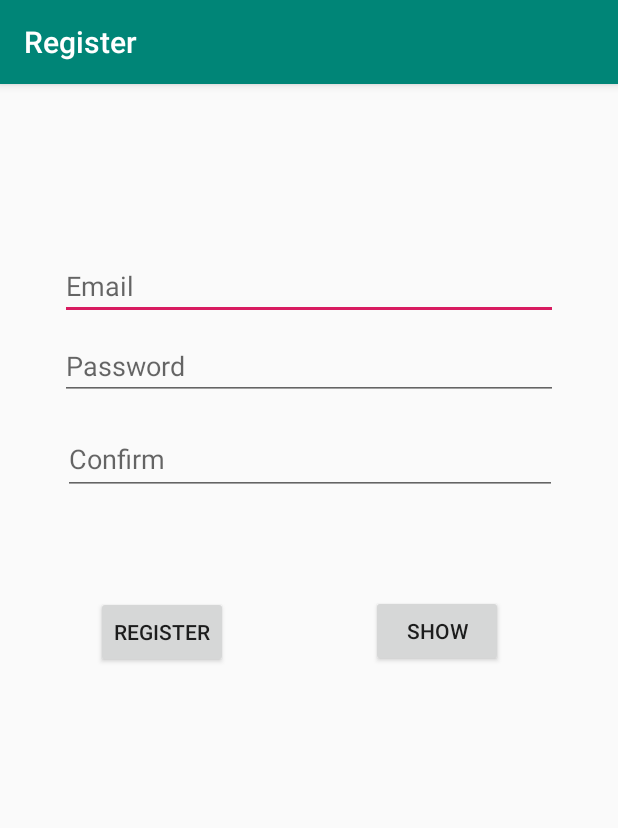
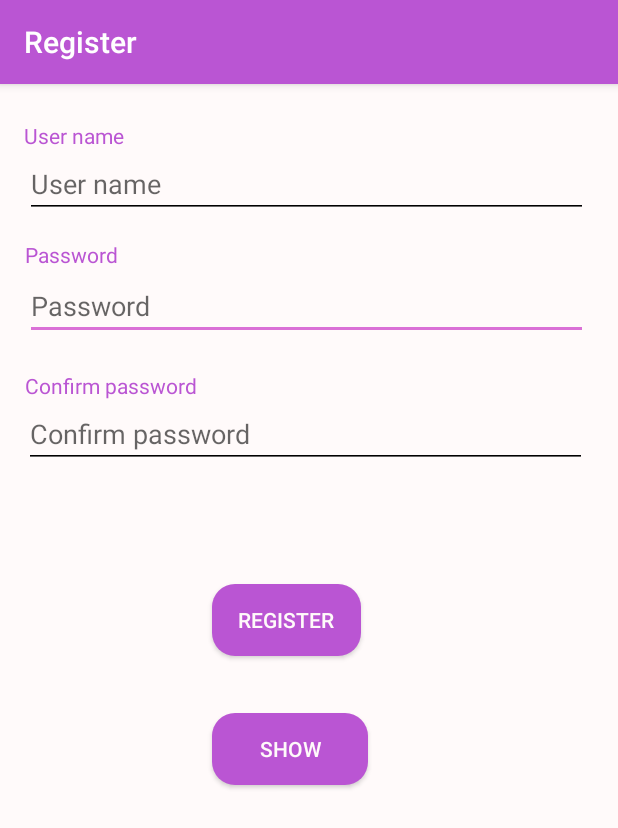
Before and after one commit to Study-Space-Booking/Study_Space_Booking_Android_App, an Android app: the RegisterActivity screen opened directly, with no data from a screen before it, on a phone screen of 412 x 824 dp. Shown: the top 828 px of the screen. Run offline under Robolectric (Android 15) with nearby library versions, the phone set to English and light mode, and no system bars.

Commit message:
make some changes

```diff
--- a/app/src/main/AndroidManifest.xml
+++ b/app/src/main/AndroidManifest.xml
@@ -1,7 +1,6 @@
 <?xml version="1.0" encoding="utf-8"?>
 <manifest xmlns:android="http://schemas.android.com/apk/res/android"
     package="com.placeholder.study_space_booking_android_app">
-
     <application
         android:allowBackup="true"
         android:icon="@mipmap/ic_launcher"
@@ -11,7 +10,7 @@
         android:theme="@style/AppTheme">
         <activity
             android:name=".Features.SignIn.Activity.SignInActivity"
-            android:label="@string/title_activity_login" />
+            android:label="Sign in" />
         <activity
             android:name=".Features.Register.Activity.RegisterActivity"
             android:label="Register" />
@@ -23,5 +22,4 @@
             </intent-filter>
         </activity>
     </application>
-
 </manifest>
--- a/app/src/main/java/com/placeholder/study_space_booking_android_app/Features/Register/Activity/RegisterActivity.java
+++ b/app/src/main/java/com/placeholder/study_space_booking_android_app/Features/Register/Activity/RegisterActivity.java
@@ -9,6 +9,7 @@ import android.widget.Toast;
 
 import androidx.appcompat.app.AlertDialog;
 import androidx.appcompat.app.AppCompatActivity;
+import androidx.appcompat.widget.Toolbar;
 
 
 import com.placeholder.study_space_booking_android_app.R;
@@ -27,11 +28,14 @@ public class RegisterActivity extends AppCompatActivity {
     EditText editConfirmPassword;
     Button registerButton;
     Button showButton;
+    //Toolbar toolbar;
 
     @Override
     protected void onCreate(Bundle savedInstanceState) {
+        //toolbar = findViewById(R.id.toolbar);
         super.onCreate(savedInstanceState);
         setContentView(R.layout.activity_register);
+        //setSupportActionBar(toolbar);
         //Toolbar toolbar = findViewById(R.id.register_toolbar);
         //setSupportActionBar(toolbar);
         final DBUserInformationManager dbUserInformationManager = DBUserInformationManager.getInstance();
--- a/app/src/main/java/com/placeholder/study_space_booking_android_app/MainActivity.java
+++ b/app/src/main/java/com/placeholder/study_space_booking_android_app/MainActivity.java
@@ -1,6 +1,7 @@
 package com.placeholder.study_space_booking_android_app;
 
 import androidx.appcompat.app.AppCompatActivity;
+import androidx.appcompat.widget.Toolbar;
 
 import android.content.Intent;
 import android.os.Bundle;
@@ -11,10 +12,12 @@ import com.placeholder.study_space_booking_android_app.R;
 import com.placeholder.study_space_booking_android_app.Features.SignIn.Activity.SignInActivity;
 
 public class MainActivity extends AppCompatActivity {
-
+    //private Toolbar toolbar;
     // private appApi mApi
     @Override
     protected void onCreate(Bundle savedInstanceState) {
+        //toolbar = findViewById(R.id.toolbar);
+        //setSupportActionBar(toolbar);
         super.onCreate(savedInstanceState);
         setContentView(R.layout.activity_main);
         Button button = (Button) findViewById(R.id.button_go_to_sign_in);
--- /dev/null
+++ b/app/src/main/res/drawable/button_background.xml
@@ -0,0 +1,5 @@
+<?xml version="1.0" encoding="utf-8"?>
+<shape xmlns:android="http://schemas.android.com/apk/res/android" android:shape="rectangle">
+    <solid android:color="@color/colorPrimary"/>
+    <corners android:radius="15dp"/>
+</shape>
--- a/app/src/main/res/layout/activity_register.xml
+++ b/app/src/main/res/layout/activity_register.xml
@@ -5,60 +5,116 @@
     android:id="@+id/container"
     android:layout_width="match_parent"
     android:layout_height="match_parent"
-    android:paddingLeft="@dimen/activity_horizontal_margin"
-    android:paddingTop="@dimen/activity_vertical_margin"
-    android:paddingRight="@dimen/activity_horizontal_margin"
-    android:paddingBottom="@dimen/activity_vertical_margin"
     tools:context=".Features.Register.Activity.RegisterActivity">
 
-    <EditText
-        android:id="@+id/username_register"
-        android:layout_width="0dp"
+
+    <TextView
+        android:id="@+id/password"
+        android:layout_width="69dp"
+        android:layout_height="22dp"
+        android:layout_marginTop="15dp"
+        android:layout_marginBottom="11dp"
+        android:text="@string/password"
+        android:textColor="@color/colorPrimary"
+        app:layout_constraintBottom_toTopOf="@+id/password_register"
+        app:layout_constraintEnd_toEndOf="parent"
+        app:layout_constraintHorizontal_bias="0.049"
+        app:layout_constraintStart_toStartOf="parent"
+        app:layout_constraintTop_toBottomOf="@+id/username_register"
+        app:layout_constraintVertical_bias="0.083" />
+
+    <TextView
+        android:id="@+id/confirm_password"
+        android:layout_width="134dp"
+        android:layout_height="24dp"
+        android:layout_marginTop="27dp"
+        android:text="@string/confirm_password"
+        android:textColor="@color/colorPrimary"
+        app:layout_constraintBottom_toTopOf="@+id/confirm_password_register"
+        app:layout_constraintEnd_toEndOf="parent"
+        app:layout_constraintHorizontal_bias="0.061"
+        app:layout_constraintStart_toStartOf="parent"
+        app:layout_constraintTop_toBottomOf="@+id/password_register"
+        app:layout_constraintVertical_bias="0.647" />
+
+    <TextView
+        android:id="@+id/user_name"
+        android:layout_width="wrap_content"
         android:layout_height="wrap_content"
-        android:layout_marginStart="24dp"
-        android:layout_marginTop="96dp"
-        android:layout_marginEnd="24dp"
-
-        android:hint="@string/prompt_email"
-        android:inputType="textEmailAddress"
-        android:selectAllOnFocus="true"
+        android:text="@string/user_name"
+        android:textColor="@color/colorPrimary"
+        app:layout_constraintBottom_toTopOf="@+id/username_register"
         app:layout_constraintEnd_toEndOf="parent"
+        app:layout_constraintHorizontal_bias="0.046"
         app:layout_constraintStart_toStartOf="parent"
-        app:layout_constraintTop_toTopOf="parent" />
+        app:layout_constraintTop_toTopOf="parent"
+        app:layout_constraintVertical_bias="1.0" />
 
     <EditText
         android:id="@+id/password_register"
-        android:layout_width="0dp"
-        android:layout_height="wrap_content"
+        android:layout_width="375dp"
+        android:layout_height="45dp"
         android:layout_marginStart="24dp"
-        android:layout_marginTop="8dp"
+        android:layout_marginTop="36dp"
         android:layout_marginEnd="24dp"
 
-        android:hint="@string/prompt_password"
-        android:imeActionLabel="@string/action_sign_in_short"
+        android:hint="@string/password"
         android:imeOptions="actionDone"
         android:inputType="textPassword"
         android:selectAllOnFocus="true"
         app:layout_constraintEnd_toEndOf="parent"
+        app:layout_constraintHorizontal_bias="0.666"
         app:layout_constraintStart_toStartOf="parent"
         app:layout_constraintTop_toBottomOf="@+id/username_register" />
 
+    <EditText
+        android:id="@+id/confirm_password_register"
+        android:layout_width="375dp"
+        android:layout_height="45dp"
+        android:ems="10"
+        android:hint="@string/confirm_password"
+        android:inputType="textPassword"
+        app:layout_constraintBottom_toBottomOf="parent"
+        app:layout_constraintEnd_toEndOf="parent"
+        app:layout_constraintHorizontal_bias="0.444"
+        app:layout_constraintStart_toStartOf="parent"
+        app:layout_constraintTop_toBottomOf="@+id/password_register"
+        app:layout_constraintVertical_bias="0.073" />
+
+    <EditText
+        android:id="@+id/username_register"
+        android:layout_width="375dp"
+        android:layout_height="45dp"
+        android:layout_marginStart="24dp"
+        android:layout_marginTop="44dp"
+        android:layout_marginEnd="24dp"
+
+        android:hint="@string/user_name"
+        android:inputType="textEmailAddress"
+        android:selectAllOnFocus="true"
+        app:layout_constraintEnd_toEndOf="parent"
+        app:layout_constraintHorizontal_bias="0.666"
+        app:layout_constraintStart_toStartOf="parent"
+        app:layout_constraintTop_toTopOf="parent" />
+
     <Button
         android:id="@+id/button_register"
-        android:layout_width="wrap_content"
-        android:layout_height="wrap_content"
+        android:layout_width="99dp"
+        android:layout_height="48dp"
         android:layout_gravity="start"
         android:layout_marginStart="48dp"
+        android:layout_marginTop="77dp"
         android:layout_marginEnd="48dp"
         android:layout_marginBottom="64dp"
+        android:background="@drawable/button_background"
         android:enabled="true"
         android:text="@string/action_register"
         app:layout_constraintBottom_toBottomOf="parent"
         app:layout_constraintEnd_toEndOf="parent"
-        app:layout_constraintHorizontal_bias="0.0"
+        app:layout_constraintHorizontal_bias="0.43"
         app:layout_constraintStart_toStartOf="parent"
-        app:layout_constraintTop_toTopOf="parent"
-        app:layout_constraintVertical_bias="0.521" />
+        app:layout_constraintTop_toBottomOf="@+id/confirm_password_register"
+        app:layout_constraintVertical_bias="0.0" />
 
     <ProgressBar
         android:id="@+id/loading"
@@ -78,29 +134,19 @@
 
     <Button
         android:id="@+id/button_register_show"
-        android:layout_width="wrap_content"
-        android:layout_height="wrap_content"
+        android:layout_width="104dp"
+        android:layout_height="48dp"
+        android:layout_marginTop="38dp"
         android:layout_marginEnd="28dp"
         android:layout_marginRight="28dp"
+        android:background="@drawable/button_background"
+        android:enabled="true"
         android:text="show"
         app:layout_constraintBottom_toBottomOf="parent"
         app:layout_constraintEnd_toEndOf="parent"
-        app:layout_constraintHorizontal_bias="0.877"
+        app:layout_constraintHorizontal_bias="0.505"
         app:layout_constraintStart_toStartOf="parent"
-        app:layout_constraintTop_toTopOf="parent"
-        app:layout_constraintVertical_bias="0.472" />
+        app:layout_constraintTop_toBottomOf="@+id/button_register"
+        app:layout_constraintVertical_bias="0.0" />
 
-    <EditText
-        android:id="@+id/confirm_password_register"
-        android:layout_width="329dp"
-        android:layout_height="47dp"
-        android:ems="10"
-        android:hint="Confirm"
-        android:inputType="textPassword"
-        app:layout_constraintBottom_toBottomOf="parent"
-        app:layout_constraintEnd_toEndOf="parent"
-        app:layout_constraintHorizontal_bias="0.512"
-        app:layout_constraintStart_toStartOf="parent"
-        app:layout_constraintTop_toBottomOf="@+id/password_register"
-        app:layout_constraintVertical_bias="0.033" />
 </androidx.constraintlayout.widget.ConstraintLayout>
--- a/app/src/main/res/values/colors.xml
+++ b/app/src/main/res/values/colors.xml
@@ -1,6 +1,10 @@
 <?xml version="1.0" encoding="utf-8"?>
 <resources>
-    <color name="colorPrimary">#008577</color>
-    <color name="colorPrimaryDark">#00574B</color>
-    <color name="colorAccent">#D81B60</color>
+    <color name="colorPrimary">#ba55d3</color>
+    <color name="colorPrimaryDark">#9932cc</color>
+    <color name="colorAccent">#da70d6</color>
+    <color name="textPrimary">#fffafa</color>
+    <color name="textSecondary">#000000</color>
+    <color name="windowsBackground">#fffafa</color>
+    <color name="navigationBar">#ba55d3</color>
 </resources>
--- a/app/src/main/res/values/strings.xml
+++ b/app/src/main/res/values/strings.xml
@@ -1,15 +1,19 @@
 <resources>
     <string name="app_name">Booking Application</string>
     <string name="title_activity_sign_in">Sign in</string>
-    <string name="prompt_email">Email</string>
-    <string name="prompt_password">Password</string>
+    <string name="user_name">User name</string>
+    <string name="password">Password</string>
+    <string name="confirm_password">Confirm password</string>
+    <string name="go_to_register">Create an account first</string>
+    <string name="find_password">find password</string>
     <string name="action_sign_in">Sign in</string>
     <string name="action_go_to_register">Go to Register</string>
     <string name="action_register">Register</string>
-    <string name="action_sign_in_short">Sign in</string>
     <string name="welcome">"Welcome !"</string>
     <string name="invalid_username">Not a valid username</string>
     <string name="invalid_password">Password must be >5 characters</string>
     <string name="login_failed">"Login failed"</string>
-    <string name="title_activity_login">Sign in</string>
+    <string name="navigation_home">Home</string>
+    <string name="navigation_booking">Book seats</string>
+    <string name="navigation_report">Report</string>
 </resources>
--- a/app/src/main/res/values/styles.xml
+++ b/app/src/main/res/values/styles.xml
@@ -6,6 +6,9 @@
         <item name="colorPrimary">@color/colorPrimary</item>
         <item name="colorPrimaryDark">@color/colorPrimaryDark</item>
         <item name="colorAccent">@color/colorAccent</item>
+        <item name="android:textColorPrimary">@color/textPrimary</item>
+        <item name="android:textColorSecondary">@color/textSecondary</item>
+        <item name="android:windowBackground">@color/windowsBackground</item>
     </style>
 
 </resources>
```
Also changed, not shown: app/src/main/java/com/placeholder/study_space_booking_android_app/Features/SignIn/Activity/SignInActivity.java (+10 -5 lines), app/src/main/res/drawable/ic_access_time_black_24dp.xml (added, +9 -0 lines), app/src/main/res/drawable/ic_home_black_24dp.xml (added, +9 -0 lines), app/src/main/res/drawable/ic_library_books_black_24dp.xml (added, +9 -0 lines), app/src/main/res/drawable/ic_view_list_black_24dp.xml (added, +9 -0 lines), app/src/main/res/layout/activity_main.xml (+13 -13 lines), app/src/main/res/layout/activity_sign_in.xml (+78 -31 lines), app/src/main/res/layout/toolbar.xml (added, +10 -0 lines), app/src/main/res/menu/bottom_navigation.xml (added, +15 -0 lines).
